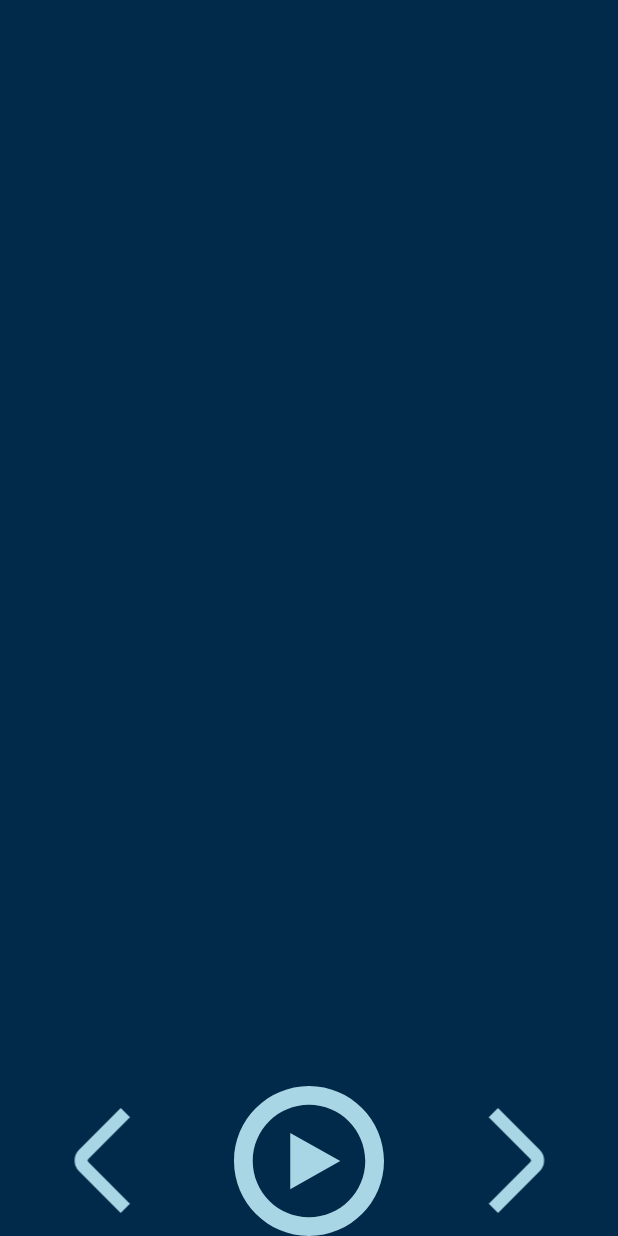
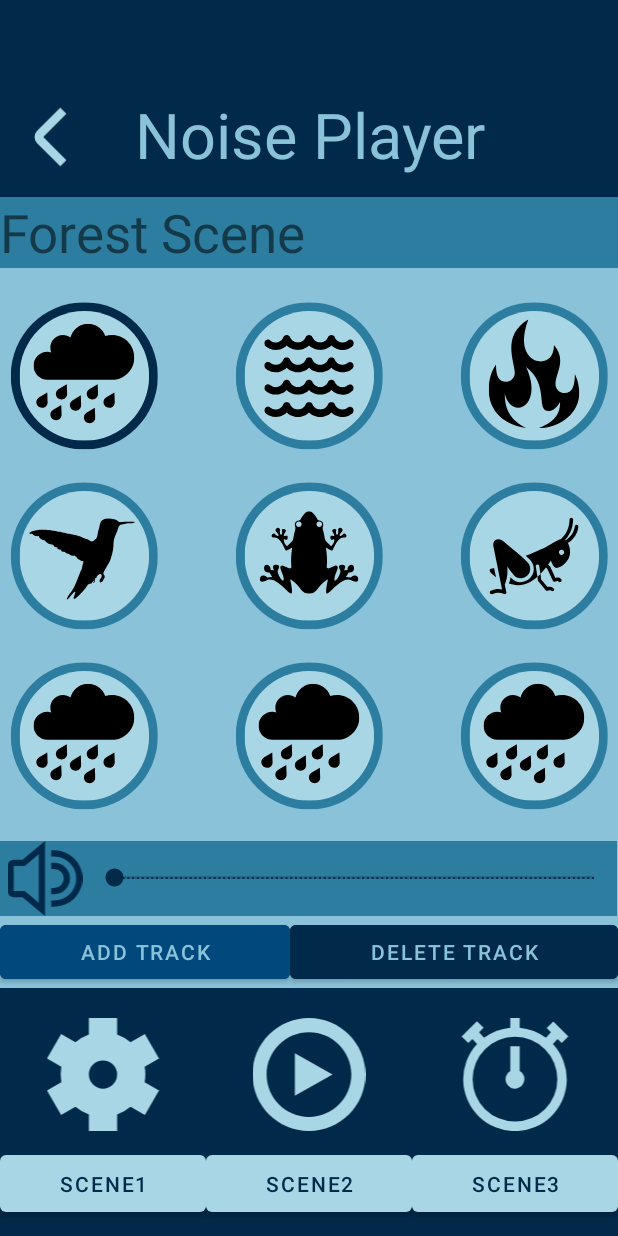
Before and after one commit to jasperket/FocusScape, an Android app: the NoisePlayer screen opened directly, with no data from a screen before it, on a phone screen of 412 x 824 dp. Run offline under Robolectric (Android 15) with nearby library versions, the light colour scheme and no system bars.

Commit message:
Change Layout of NoisePlayer

```diff
--- a/app/src/main/java/com/example/focusscape/NoisePlayer.java
+++ b/app/src/main/java/com/example/focusscape/NoisePlayer.java
@@ -1,18 +1,69 @@
 package com.example.focusscape;
 
 import androidx.appcompat.app.AppCompatActivity;
+import androidx.fragment.app.Fragment;
+import androidx.fragment.app.FragmentManager;
+import androidx.fragment.app.FragmentTransaction;
 
 import android.content.Intent;
 import android.os.Bundle;
 import android.view.View;
+import android.widget.Button;
+import android.widget.ImageView;
 import android.widget.Toast;
 
 public class NoisePlayer extends AppCompatActivity {
-
+    ImageView next, prev;
+    FragmentTransaction fragmentTransaction;
+    Button btnscene1, btnscene2, btnscene3;
+    Scene1Fragment frgscene1;
+    Scene2Fragment frgscene2;
+    Scene3Fragment frgscene3;
     @Override
     protected void onCreate(Bundle savedInstanceState) {
         super.onCreate(savedInstanceState);
         setContentView(R.layout.activity_noise_player);
+
+        btnscene1 = findViewById(R.id.btnScene1);
+        btnscene2 = findViewById(R.id.btnScene2);
+        btnscene3 = findViewById(R.id.btnScene3);
+
+        frgscene1 = new Scene1Fragment();
+        frgscene2 = new Scene2Fragment();
+        frgscene3 = new Scene3Fragment();
+        FragmentManager fragmentManager = getSupportFragmentManager();
+        FragmentTransaction fragmentTransaction = fragmentManager.beginTransaction();
+        fragmentTransaction.replace(R.id.framelayout,frgscene1);
+        fragmentTransaction.commit();
+
+        btnscene1.setOnClickListener(new View.OnClickListener() {
+            @Override
+            public void onClick(View view) {
+                changeScene(frgscene1);
+            }
+        });
+
+        btnscene2.setOnClickListener(new View.OnClickListener() {
+            @Override
+            public void onClick(View view) {
+                changeScene(frgscene2);
+            }
+        });
+
+        btnscene3.setOnClickListener(new View.OnClickListener() {
+            @Override
+            public void onClick(View view) {
+                changeScene(frgscene3);
+            }
+        });
     }
 
+    private void changeScene(Fragment scene){
+        FragmentManager fragmentManager = getSupportFragmentManager();
+        FragmentTransaction fragmentTransaction = fragmentManager.beginTransaction();
+        fragmentTransaction.replace(R.id.framelayout,scene);
+        fragmentTransaction.commit();
+    }
+
+
 }
--- a/app/src/main/java/com/example/focusscape/Scene1Fragment.java
+++ b/app/src/main/java/com/example/focusscape/Scene1Fragment.java
@@ -1,5 +1,6 @@
 package com.example.focusscape;
 
+import android.graphics.drawable.Icon;
 import android.os.Bundle;
 
 import androidx.fragment.app.Fragment;
@@ -7,58 +8,90 @@ import androidx.fragment.app.Fragment;
 import android.view.LayoutInflater;
 import android.view.View;
 import android.view.ViewGroup;
+import android.widget.ImageView;
 
-/**
- * A simple {@link Fragment} subclass.
- * Use the {@link Scene1Fragment#newInstance} factory method to
- * create an instance of this fragment.
- */
-public class Scene1Fragment extends Fragment {
+public class Scene1Fragment extends Fragment implements View.OnClickListener {
+    View view;
+    ImageView rain, wave, fire, bird, frog, cricket;
 
-    // TODO: Rename parameter arguments, choose names that match
-    // the fragment initialization parameters, e.g. ARG_ITEM_NUMBER
-    private static final String ARG_PARAM1 = "param1";
-    private static final String ARG_PARAM2 = "param2";
+    int selected;
+    @Override
+    public View onCreateView(LayoutInflater inflater, ViewGroup container,Bundle savedInstanceState) {
+        // Inflate the layout for this fragment
+        view = inflater.inflate(R.layout.fragment_scene1, container, false);
 
-    // TODO: Rename and change types of parameters
-    private String mParam1;
-    private String mParam2;
+        rain = view.findViewById(R.id.first);
+        wave = view.findViewById(R.id.second);
+        fire = view.findViewById(R.id.third);
+        bird = view.findViewById(R.id.fourth);
+        frog = view.findViewById(R.id.fifth);
+        cricket = view.findViewById(R.id.sixth);
 
-    public Scene1Fragment() {
-        // Required empty public constructor
+        rain.setOnClickListener(this);
+        wave.setOnClickListener(this);
+        fire.setOnClickListener(this);
+        bird.setOnClickListener(this);
+        frog.setOnClickListener(this);
+        cricket.setOnClickListener(this);
+
+        selected = 1;
+        changeSelected(selected);
+
+        return view;
     }
 
-    /**
-     * Use this factory method to create a new instance of
-     * this fragment using the provided parameters.
-     *
-     * @param param1 Parameter 1.
-     * @param param2 Parameter 2.
-     * @return A new instance of fragment Scene1Fragment.
-     */
-    // TODO: Rename and change types and number of parameters
-    public static Scene1Fragment newInstance(String param1, String param2) {
-        Scene1Fragment fragment = new Scene1Fragment();
-        Bundle args = new Bundle();
-        args.putString(ARG_PARAM1, param1);
-        args.putString(ARG_PARAM2, param2);
-        fragment.setArguments(args);
-        return fragment;
+
+    @Override
+    public void onClick(View view) {
+        switch (view.getId()){
+            case R.id.first:
+                selected = 1;
+                break;
+            case R.id.second:
+                selected = 2;
+                break;
+            case R.id.third:
+                selected = 3;
+                break;
+            case R.id.fourth:
+                selected = 4;
+                break;
+            case R.id.fifth:
+                selected = 5;
+                break;
+            case R.id.sixth:
+                selected = 6;
+                break;
+        }
+        changeSelected(selected);
     }
 
-    @Override
-    public void onCreate(Bundle savedInstanceState) {
-        super.onCreate(savedInstanceState);
-        if (getArguments() != null) {
-            mParam1 = getArguments().getString(ARG_PARAM1);
-            mParam2 = getArguments().getString(ARG_PARAM2);
+    private void changeSelected(int selected){
+        rain.setImageIcon(Icon.createWithResource(getActivity(),R.drawable.rain));
+        wave.setImageIcon(Icon.createWithResource(getActivity(), R.drawable.wave));
+        fire.setImageIcon(Icon.createWithResource(getActivity(),R.drawable.fire));
+        bird.setImageIcon(Icon.createWithResource(getActivity(),R.drawable.bird));
+        frog.setImageIcon(Icon.createWithResource(getActivity(),R.drawable.frogs));
+        cricket.setImageIcon(Icon.createWithResource(getActivity(),R.drawable.crickets));
+        switch (selected){
+            case 1:
+                rain.setImageIcon(Icon.createWithResource(getActivity(),R.drawable.rainselected));
+                break;
+            case 2:
+                wave.setImageIcon(Icon.createWithResource(getActivity(),R.drawable.rainselected));
+                break;
+            case 3:
+                fire.setImageIcon(Icon.createWithResource(getActivity(),R.drawable.rainselected));
+                break;
+            case 4:
+                bird.setImageIcon(Icon.createWithResource(getActivity(),R.drawable.rainselected));
+                break;
+            case 5:
+                frog.setImageIcon(Icon.createWithResource(getActivity(),R.drawable.rainselected));
+                break;
+            case 6:
+                cricket.setImageIcon(Icon.createWithResource(getActivity(),R.drawable.rainselected));
+                break;
         }
     }
-
-    @Override
-    public View onCreateView(LayoutInflater inflater, ViewGroup container,
-                             Bundle savedInstanceState) {
-        // Inflate the layout for this fragment
-        return inflater.inflate(R.layout.fragment_scene1, container, false);
-    }
 }
--- /dev/null
+++ b/app/src/main/res/drawable/rainselected.xml
@@ -0,0 +1,42 @@
+<vector xmlns:android="http://schemas.android.com/apk/res/android"
+    android:width="500dp"
+    android:height="500dp"
+    android:viewportWidth="375"
+    android:viewportHeight="375">
+  <group>
+    <clip-path
+        android:pathData="M4.4,3.32L372.19,3.32L372.19,371.12L4.4,371.12ZM4.4,3.32"/>
+    <group>
+      <clip-path
+          android:pathData="M188.29,3.32C86.72,3.32 4.4,85.64 4.4,187.22C4.4,288.78 86.72,371.12 188.29,371.12C289.85,371.12 372.19,288.78 372.19,187.22C372.19,85.64 289.85,3.32 188.29,3.32"/>
+      <path
+          android:pathData="M4.4,3.32L372.19,3.32L372.19,371.12L4.4,371.12ZM4.4,3.32"
+          android:fillColor="#012A4A"
+          android:fillType="nonZero"/>
+    </group>
+  </group>
+  <group>
+    <clip-path
+        android:pathData="M26.24,25.16L350.34,25.16L350.34,349.27L26.24,349.27ZM26.24,25.16"/>
+    <group>
+      <clip-path
+          android:pathData="M188.29,25.16C98.79,25.16 26.24,97.71 26.24,187.22C26.24,276.73 98.79,349.27 188.29,349.27C277.8,349.27 350.34,276.73 350.34,187.22C350.34,97.71 277.8,25.16 188.29,25.16"/>
+      <path
+          android:pathData="M26.24,25.16L350.34,25.16L350.34,349.27L26.24,349.27ZM26.24,25.16"
+          android:fillColor="#a9d6e5"
+          android:fillType="nonZero"/>
+    </group>
+  </group>
+  <group>
+    <clip-path
+        android:pathData="M61.33,57L313.33,57L313.33,198L61.33,198ZM61.33,57"/>
+    <path
+        android:pathData="M257.33,85.11C251.55,85.11 245.99,85.98 240.75,87.6C234.54,69.86 217.7,57.11 197.83,57.11C176.52,57.11 158.69,71.78 153.74,91.55C148.46,87.56 141.96,85.11 134.83,85.11C117.43,85.11 103.33,99.21 103.33,116.61C103.33,120.83 104.19,124.85 105.7,128.53C102.7,127.7 99.6,127.11 96.33,127.11C77,127.11 61.33,142.77 61.33,162.11C61.33,181.44 77,197.11 96.33,197.11L257.33,197.11C288.25,197.11 313.33,172.04 313.33,141.11C313.33,110.18 288.25,85.11 257.33,85.11ZM257.33,85.11"
+        android:fillColor="#000000"
+        android:fillType="nonZero"/>
+  </group>
+  <path
+      android:pathData="M145.32,231.83L144.53,207.88L124.44,219.84C119.98,222.25 117.01,227.01 117.19,232.43C117.45,240.15 123.95,246.27 131.72,246.11C139.48,245.94 145.58,239.54 145.32,231.83ZM131.47,284.05L130.68,260.11L110.59,272.06C106.12,274.47 103.16,279.23 103.34,284.65C103.59,292.38 110.1,298.48 117.87,298.32C125.64,298.16 131.73,291.77 131.47,284.05ZM96.47,252.83L95.68,228.88L75.59,240.84C71.12,243.25 68.16,248.01 68.34,253.43C68.59,261.15 75.1,267.26 82.87,267.11C90.64,266.94 96.73,260.54 96.47,252.83ZM222.47,231.83L221.68,207.88L201.59,219.84C197.12,222.25 194.16,227.01 194.34,232.43C194.6,240.15 201.11,246.27 208.88,246.11C216.64,245.94 222.73,239.54 222.47,231.83ZM180.32,259.83L179.53,235.88L159.45,247.84C154.98,250.25 152.02,255.01 152.2,260.43C152.46,268.15 158.96,274.27 166.73,274.11C174.49,273.94 180.58,267.54 180.32,259.83ZM215.47,291.05L214.67,267.11L194.59,279.06C190.12,281.47 187.16,286.23 187.34,291.65C187.59,299.38 194.1,305.48 201.87,305.32C209.64,305.16 215.73,298.77 215.47,291.05ZM264.32,252.83L263.53,228.88L243.45,240.84C238.98,243.25 236.02,248.01 236.2,253.43C236.46,261.15 242.96,267.27 250.73,267.11C258.49,266.94 264.58,260.54 264.32,252.83ZM264.32,252.83"
+      android:fillColor="#000000"
+      android:fillType="nonZero"/>
+</vector>
--- /dev/null
+++ b/app/src/main/res/drawable/settings.xml
@@ -0,0 +1,9 @@
+<vector xmlns:android="http://schemas.android.com/apk/res/android"
+    android:width="512dp"
+    android:height="512dp"
+    android:viewportWidth="24"
+    android:viewportHeight="24">
+  <path
+      android:fillColor="#FFa9d6e5"
+      android:pathData="M21,12a9.143,9.143 0,0 0,-0.15 -1.645L23.893,8.6l-3,-5.2L17.849,5.159A9,9 0,0 0,15 3.513L15,0L9,0L9,3.513A9,9 0,0 0,6.151 5.159L3.107,3.4l-3,5.2L3.15,10.355a9.1,9.1 0,0 0,0 3.29L0.107,15.4l3,5.2 3.044,-1.758A9,9 0,0 0,9 20.487L9,24h6L15,20.487a9,9 0,0 0,2.849 -1.646L20.893,20.6l3,-5.2L20.85,13.645A9.143,9.143 0,0 0,21 12ZM15,12a3,3 0,1 1,-3 -3A3,3 0,0 1,15 12Z"/>
+</vector>
--- a/app/src/main/res/layout/activity_noise_player.xml
+++ b/app/src/main/res/layout/activity_noise_player.xml
@@ -1,18 +1,19 @@
 <?xml version="1.0" encoding="utf-8"?>
-<androidx.constraintlayout.widget.ConstraintLayout xmlns:android="http://schemas.android.com/apk/res/android"
+<LinearLayout xmlns:android="http://schemas.android.com/apk/res/android"
     xmlns:app="http://schemas.android.com/apk/res-auto"
     xmlns:tools="http://schemas.android.com/tools"
     android:layout_width="match_parent"
     android:layout_height="match_parent"
     android:background="@color/dark_blue"
-    tools:context=".NoisePlayer">
+    android:gravity="bottom"
+    tools:context=".NoisePlayer"
+    android:orientation="vertical">
 
 
     <FrameLayout
-        android:layout_width="409dp"
-        android:layout_height="779dp"
         android:id="@+id/framelayout"
-        app:layout_constraintBottom_toTopOf="@+id/linearLayout"
+        android:layout_width="match_parent"
+        android:layout_height="wrap_content"
         app:layout_constraintEnd_toEndOf="parent"
         app:layout_constraintStart_toStartOf="parent"
         app:layout_constraintTop_toTopOf="parent">
@@ -21,45 +22,67 @@
 
     <LinearLayout
         android:id="@+id/linearLayout"
-        android:paddingTop="10dp"
         android:layout_width="match_parent"
         android:layout_height="wrap_content"
+        android:layout_marginBottom="10dp"
+        android:layout_marginTop="20dp"
         android:gravity="center"
-        android:orientation="horizontal"
-        app:layout_constraintBottom_toBottomOf="parent"
-        app:layout_constraintEnd_toEndOf="parent"
-        app:layout_constraintHorizontal_bias="0.0"
-        app:layout_constraintStart_toStartOf="parent"
-        app:layout_constraintVertical_bias="1.0">
+        android:orientation="horizontal">
 
 
         <ImageView
-            android:id="@+id/btnPrevScene"
+            android:id="@+id/btnSetting"
             android:layout_width="wrap_content"
-            android:layout_height="70dp"
+            android:layout_height="75dp"
             android:layout_weight="1"
-            android:clickable="true"
-            android:onClick="PrevScene"
-            app:srcCompat="@drawable/angle_left" />
+            app:srcCompat="@drawable/settings" />
 
         <ImageView
             android:id="@+id/btnPausePlay"
             android:layout_width="wrap_content"
-            android:layout_height="100dp"
+            android:layout_height="75dp"
             android:layout_weight="1"
             android:clickable="true"
             android:onClick="pausePlay"
             app:srcCompat="@drawable/play_circle" />
 
         <ImageView
-            android:id="@+id/btnNextScene"
+            android:id="@+id/btnTimer"
             android:layout_width="wrap_content"
-            android:layout_height="70dp"
+            android:layout_height="75dp"
             android:layout_weight="1"
-            android:clickable="true"
-            android:onClick="nextScene"
-            app:srcCompat="@drawable/angle_right" />
+            android:contentDescription="Timer button"
+            app:srcCompat="@drawable/stopwatch" />
+    </LinearLayout>
+
+    <LinearLayout
+        android:layout_width="match_parent"
+        android:layout_height="wrap_content"
+        android:orientation="horizontal"
+        android:layout_marginBottom="10dp">
+
+        <Button
+            android:id="@+id/btnScene1"
+            android:layout_width="match_parent"
+            android:layout_height="50dp"
+            android:layout_weight="1"
+            android:text="scene1" />
+
+        <Button
+            android:id="@+id/btnScene2"
+            android:layout_width="match_parent"
+            android:layout_height="50dp"
+            android:layout_weight="1"
+            android:text="scene2" />
+
+        <Button
+            android:id="@+id/btnScene3"
+            android:layout_width="match_parent"
+            android:layout_height="50dp"
+            android:layout_weight="1"
+            android:text="scene3" />
     </LinearLayout>
 
 
-</androidx.constraintlayout.widget.ConstraintLayout>
+
+</LinearLayout>
--- a/app/src/main/res/layout/fragment_scene1.xml
+++ b/app/src/main/res/layout/fragment_scene1.xml
@@ -29,7 +29,6 @@
             android:layout_width="70dp"
             android:layout_height="80dp"
             android:clickable="true"
-            android:onClick="goBack"
             app:srcCompat="@drawable/angle_small_left" />
 
         <TextView
@@ -43,14 +42,6 @@
             android:textColor="@color/light_blue"
             android:textSize="42dp" />
 
-        <ImageView
-            android:id="@+id/btnTimer"
-            android:layout_width="60dp"
-            android:layout_height="60dp"
-            android:layout_marginTop="10dp"
-            android:clickable="true"
-            android:contentDescription="Timber button"
-            app:srcCompat="@drawable/stopwatch" />
 
 
     </LinearLayout>
@@ -62,7 +53,7 @@
         android:background="@color/mid_blue"
         android:text="Forest Scene"
         android:textSize="35dp"
-        android:paddingTop="30dp"
+
         />
 
         <TableLayout
@@ -80,23 +71,29 @@
             android:gravity="center">
 
             <ImageView
+                android:id="@+id/first"
                 android:layout_width="100dp"
                 android:layout_height="100dp"
                 android:clickable="true"
-                android:src="@drawable/rain"></ImageView>
+                android:foregroundTint="@color/dark_blue"
+                android:src="@drawable/rain">
+
+            </ImageView>
 
             <ImageView
+                android:id="@+id/second"
                 android:layout_width="100dp"
                 android:layout_height="match_parent"
+                android:clickable="true"
                 android:layout_marginLeft="50dp"
                 android:layout_marginRight="50dp"
-                android:clickable="true"
                 android:src="@drawable/wave" />
 
             <ImageView
+                android:id="@+id/third"
+                android:clickable="true"
                 android:layout_width="100dp"
                 android:layout_height="match_parent"
-                android:clickable="true"
                 android:src="@drawable/fire" />
         </TableRow>
 
@@ -107,12 +104,14 @@
             android:gravity="center">
 
             <ImageView
+                android:id="@+id/fourth"
                 android:layout_width="100dp"
                 android:layout_height="100dp"
                 android:clickable="true"
                 android:src="@drawable/bird" />
 
             <ImageView
+                android:id="@+id/fifth"
                 android:layout_width="100dp"
                 android:layout_height="match_parent"
                 android:layout_marginLeft="50dp"
@@ -121,6 +120,7 @@
                 android:src="@drawable/frogs" />
 
             <ImageView
+                android:id="@+id/sixth"
                 android:layout_width="100dp"
                 android:layout_height="match_parent"
                 android:clickable="true"
@@ -128,6 +128,7 @@
         </TableRow>
 
         <TableRow
+            android:id="@+id/seventh"
             android:layout_width="match_parent"
             android:layout_height="match_parent"
             android:layout_marginTop="20dp"
@@ -141,6 +142,7 @@
                 android:src="@drawable/rain" />
 
             <ImageView
+                android:id="@+id/eighth"
                 android:layout_width="100dp"
                 android:layout_height="match_parent"
                 android:layout_marginLeft="50dp"
@@ -149,6 +151,7 @@
                 android:src="@drawable/rain" />
 
             <ImageView
+                android:id="@+id/ninth"
                 android:layout_width="100dp"
                 android:layout_height="match_parent"
                 android:clickable="true"
```
